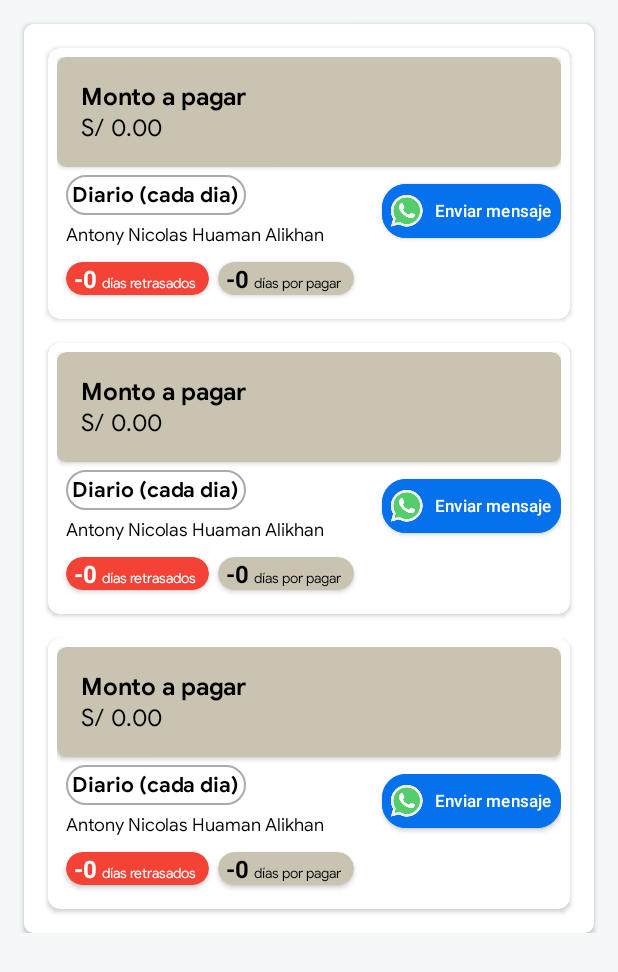
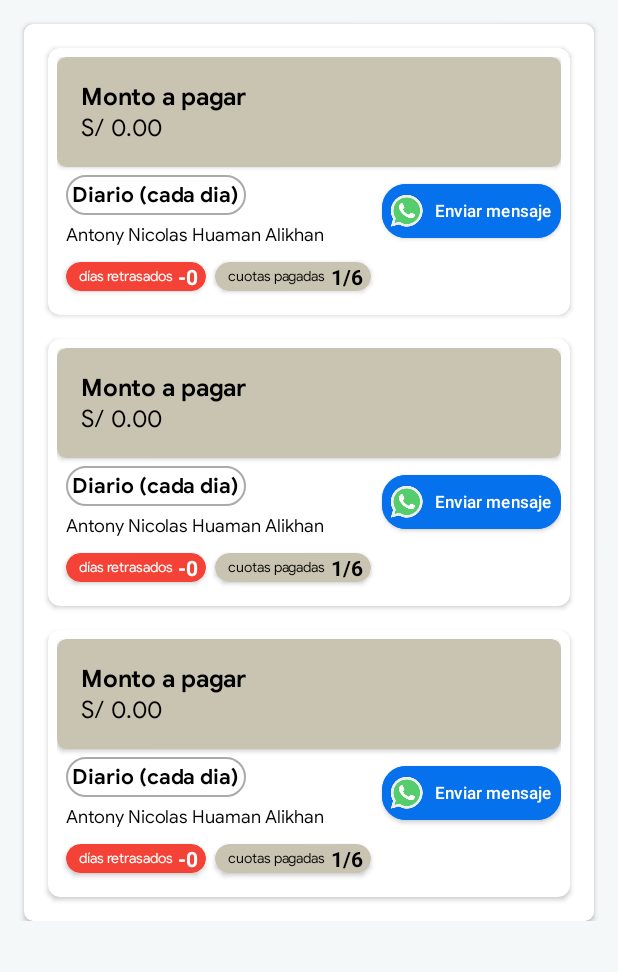
Before and after one commit to ahuamana/prestamistAPP, an Android app built with Jetpack Compose: the layout fragment_home.xml on its own in the app's theme, with its tools: preview values and no code run, on a phone screen of 412 x 824 dp. Shown: the top 972 px of the screen. Run offline under Robolectric (Android 15) with nearby library versions, the phone set to English and light mode, and no system bars.

Commit message:
if applied this will change how to see visually in card and now show paid quotes instead of missing quotes

```diff
--- a/app/src/main/java/com/paparazziapps/pretamistapp/modulos/dashboard/views/HomeFragment.kt
+++ b/app/src/main/java/com/paparazziapps/pretamistapp/modulos/dashboard/views/HomeFragment.kt
@@ -2,6 +2,7 @@ package com.paparazziapps.pretamistapp.modulos.dashboard.views
 
 import android.app.AlertDialog
 import android.os.Bundle
+import android.util.Log
 import android.view.*
 import androidx.fragment.app.Fragment
 import androidx.core.view.isVisible
@@ -243,12 +244,15 @@ class HomeFragment : Fragment(),setOnClickedPrestamo {
                                 else -> {
                                     //calculateTheNewDaysPaid
                                     val paidDaysBefore = loanDomain.diasPagados?:0
+                                    val quotesPaidBefore = loanDomain.quotasPaid?:0
                                     val currentLoanDays = PaymentScheduled.getPaymentScheduledById(loanDomain.typeLoan?: INT_DEFAULT).days
                                     val newCurrentPaidDays = paidDaysBefore + (currentLoanDays.times(diasPagados))
 
+                                    Log.d("", "Dias pagados antes: $paidDaysBefore")
                                     loanDomain.quotasPending = diasRestantesPorPagar
                                     loanDomain.quotasPaid = diasPagados
-                                    loanDomain.dias_restantes_por_pagar = newCurrentPaidDays
+                                    loanDomain.diasPagados = diasPagados.times(currentLoanDays)
+                                    loanDomain.dias_restantes_por_pagar = diasRestantesPorPagar.times(currentLoanDays)
                                     prestamoAdapter.updateItem(adapterPosition, loanDomain)
                                 }
                             }
--- a/app/src/main/res/layout/content_prestamo.xml
+++ b/app/src/main/res/layout/content_prestamo.xml
@@ -96,23 +96,26 @@
                 android:orientation="horizontal">
 
                 <com.google.android.material.textview.MaterialTextView
-                    android:id="@+id/numero_dias_por_pagar"
-                    android:layout_width="wrap_content"
-                    android:layout_height="wrap_content"
-                    android:text="-0"
-                    android:textColor="@color/black"
-                    android:textSize="16dp"
-                    android:textStyle="bold" />
-
-                <com.google.android.material.textview.MaterialTextView
                     android:id="@+id/lbl_dias_por_pagar"
                     android:layout_width="wrap_content"
                     android:layout_height="wrap_content"
                     android:padding="3dp"
+                    android:layout_gravity="center"
                     android:fontFamily="@font/googlesans_regular"
-                    android:text="días por pagar"
+                    android:text="cuotas pagadas"
                     android:textColor="@color/black"
                     android:textSize="9dp" />
+
+                <com.google.android.material.textview.MaterialTextView
+                    android:id="@+id/numero_dias_por_pagar"
+                    android:layout_width="wrap_content"
+                    android:layout_height="wrap_content"
+                    tools:text="1/6"
+                    android:textColor="@color/black"
+                    android:textSize="14sp"
+                    android:textStyle="bold" />
+
+
 
             </LinearLayout>
 
@@ -152,23 +155,27 @@
                 android:orientation="horizontal">
 
                 <com.google.android.material.textview.MaterialTextView
-                    android:id="@+id/numero_dias_retrasados"
-                    android:layout_width="wrap_content"
-                    android:layout_height="wrap_content"
-                    android:text="-0"
-                    android:textColor="@color/white"
-                    android:textSize="16dp"
-                    android:textStyle="bold" />
-
-                <com.google.android.material.textview.MaterialTextView
                     android:id="@+id/lbl_dias_retrasados"
                     android:layout_width="wrap_content"
                     android:layout_height="wrap_content"
                     android:fontFamily="@font/googlesans_regular"
                     android:padding="3dp"
+                    android:layout_gravity="center"
                     android:text="días retrasados"
                     android:textColor="@color/white"
                     android:textSize="9dp" />
+
+                <com.google.android.material.textview.MaterialTextView
+                    android:id="@+id/numero_dias_retrasados"
+                    android:layout_width="wrap_content"
+                    android:layout_height="wrap_content"
+                    android:text="-0"
+                    android:layout_gravity="center"
+                    android:textColor="@color/white"
+                    android:textSize="14sp"
+                    android:textStyle="bold" />
+
+
 
             </LinearLayout>
 
```
Also changed, not shown: app/src/main/java/com/paparazziapps/pretamistapp/modulos/dashboard/adapters/PrestamoAdapter.kt (+16 -8 lines).
